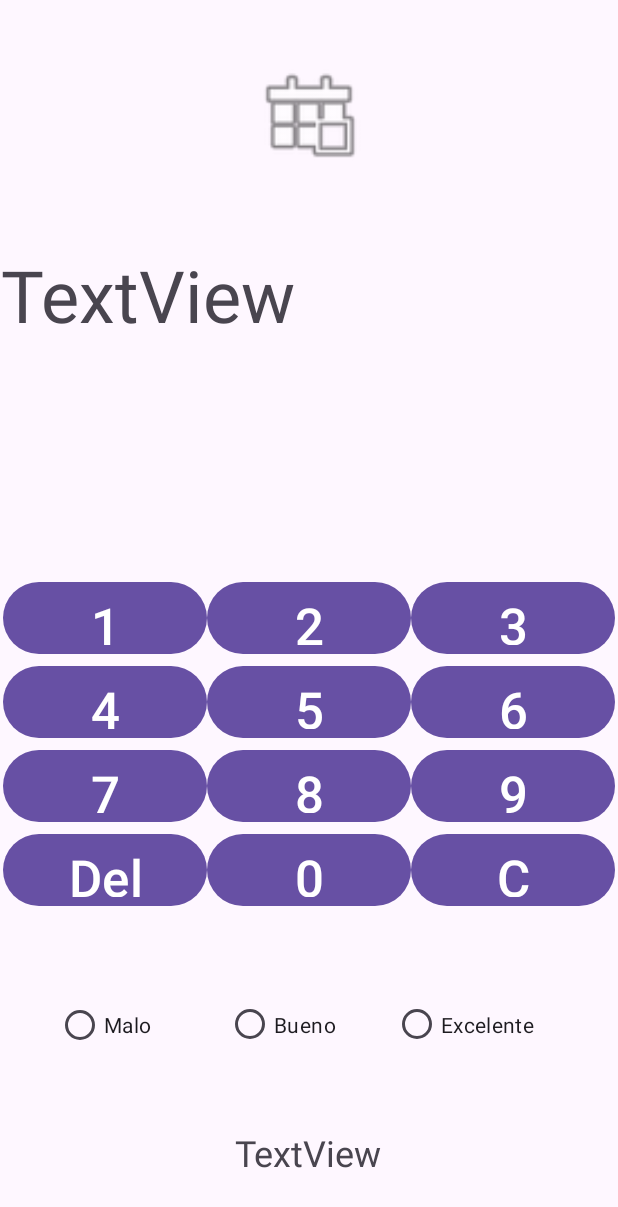
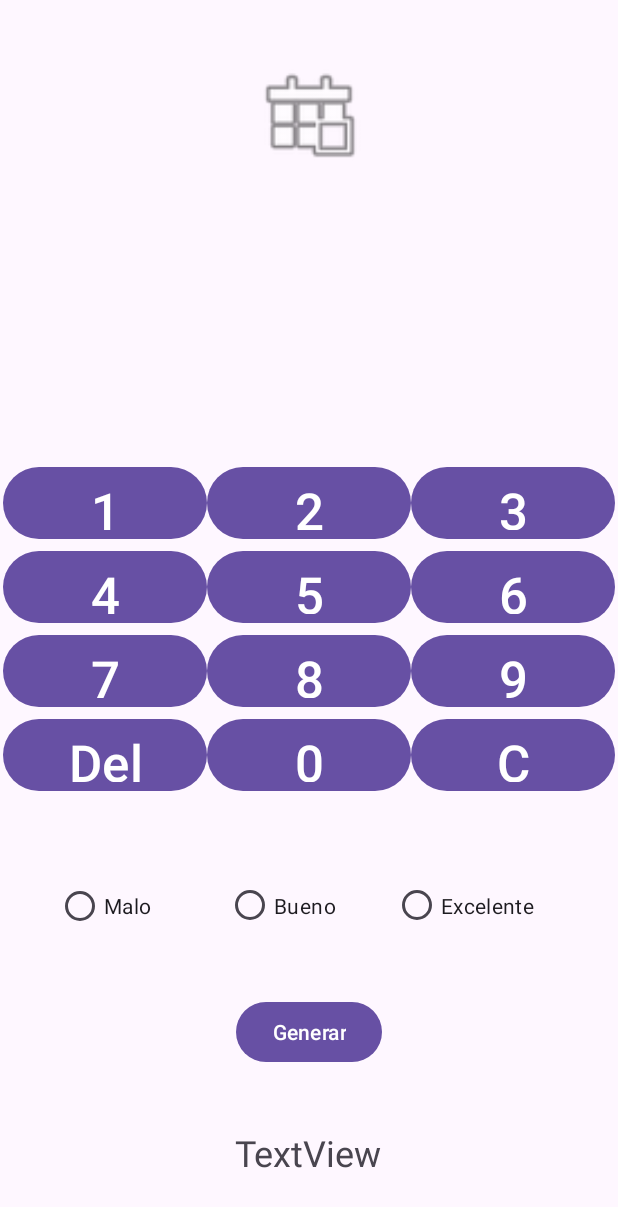
Before and after one commit to FAMT23/pmdm_2324, an Android app: the screen it shows after launch (f_calculaTron), on a phone screen of 412 x 824 dp. Shown: the top 1207 px of the screen. Run offline under Robolectric (Android 15) with nearby library versions, the phone set to English and light mode, and no system bars.

Commit message:
Propinatron_1

```diff
--- a/app/src/main/java/com/example/e_colortron/f_calculaTron.java
+++ b/app/src/main/java/com/example/e_colortron/f_calculaTron.java
@@ -3,15 +3,70 @@ package com.example.e_colortron;
 import androidx.appcompat.app.AppCompatActivity;
 
 import android.os.Bundle;
+import android.view.View;
 import android.widget.Button;
+import android.widget.RadioButton;
+import android.widget.TextView;
 
 public class f_calculaTron extends AppCompatActivity {
 
-    Button btn_0, btn_1, btn_2, btn_3, btn_4, btn_5,btn_6,btn_7, btn_8, btn_9, btn_del, btn_c;
+    View.OnClickListener controlador;
+    Button btn_0, btn_1, btn_2, btn_3, btn_4, btn_5,btn_6,btn_7, btn_8, btn_9, btn_del, btn_c, btn_generar;
+    TextView tv_output, tv_propina;
+    RadioButton rdbtn_malo,rdbtn_bueno,rdbtn_excelente;
 
     @Override
     protected void onCreate(Bundle savedInstanceState) {
         super.onCreate(savedInstanceState);
         setContentView(R.layout.activity_fcalcula_tron);
+
+        btn_0=findViewById(R.id.u1e3btCero);
+        btn_1=findViewById(R.id.u1e3btUno);
+        btn_2=findViewById(R.id.u1e3btDos);
+        btn_3=findViewById(R.id.u1e3btTres);
+        btn_4=findViewById(R.id.u1e3btCuatro);
+        btn_5=findViewById(R.id.u1e3btCinco);
+        btn_6=findViewById(R.id.u1e3btSeis);
+        btn_7=findViewById(R.id.u1e3btSiete);
+        btn_8=findViewById(R.id.u1e3btOcho);
+        btn_9=findViewById(R.id.u1e3btNueve);
+        btn_del=findViewById(R.id.u1e3btDel);
+        btn_c=findViewById(R.id.u1e3btClear);
+        btn_generar=findViewById(R.id.u1e3btnGenerar);
+        tv_output=findViewById(R.id.u1e3tvOutput);
+
+        //tv_output.setText("uno");
+        controlador =new View.OnClickListener() {
+            @Override
+            public void onClick(View view) {
+                Button bt=(Button) view;
+                tv_output.append(bt.getText().toString());
+            }
+        };
+
+        btn_0.setOnClickListener(controlador);
+        btn_1.setOnClickListener(controlador);
+        btn_2.setOnClickListener(controlador);
+        btn_3.setOnClickListener(controlador);
+        btn_4.setOnClickListener(controlador);
+        btn_5.setOnClickListener(controlador);
+        btn_6.setOnClickListener(controlador);
+        btn_7.setOnClickListener(controlador);
+        btn_8.setOnClickListener(controlador);
+        btn_9.setOnClickListener(controlador);
+        btn_del.setOnClickListener(controlador);
+        btn_c.setOnClickListener(controlador);
+
+
+        btn_generar.setOnClickListener(new View.OnClickListener() {
+            @Override
+            public void onClick(View view) {
+                tv_output.setText(btn_0.getText().toString());
+
+
+            }
+        });
+
+
     }
 }
--- a/app/src/main/res/layout/activity_fcalcula_tron.xml
+++ b/app/src/main/res/layout/activity_fcalcula_tron.xml
@@ -7,15 +7,60 @@
     tools:context=".f_calculaTron">
 
     <Button
-        android:id="@+id/u1e3btDos"
+        android:id="@+id/u1e3btOcho"
         android:layout_width="136dp"
         android:layout_height="56dp"
-        android:text="2"
+        android:text="8"
         android:textSize="34sp"
-        app:layout_constraintBottom_toBottomOf="parent"
-        app:layout_constraintEnd_toEndOf="parent"
-        app:layout_constraintStart_toStartOf="parent"
-        app:layout_constraintTop_toTopOf="parent"
+        app:layout_constraintEnd_toEndOf="@+id/u1e3btCinco"
+        app:layout_constraintHorizontal_bias="0.0"
+        app:layout_constraintStart_toStartOf="@+id/u1e3btCinco"
+        app:layout_constraintTop_toBottomOf="@+id/u1e3btCinco"
+        tools:ignore="MissingConstraints" />
+
+    <Button
+        android:id="@+id/u1e3btSiete"
+        android:layout_width="136dp"
+        android:layout_height="56dp"
+        android:text="7"
+        android:textSize="34sp"
+        app:layout_constraintBottom_toBottomOf="@+id/u1e3btOcho"
+        app:layout_constraintEnd_toStartOf="@+id/u1e3btOcho"
+        app:layout_constraintTop_toTopOf="@+id/u1e3btOcho"
+        tools:ignore="MissingConstraints" />
+
+    <Button
+        android:id="@+id/u1e3btDel"
+        android:layout_width="136dp"
+        android:layout_height="56dp"
+        android:text="Del"
+        android:textSize="34sp"
+        app:layout_constraintBottom_toBottomOf="@+id/u1e3btCero"
+        app:layout_constraintEnd_toStartOf="@+id/u1e3btCero"
+        app:layout_constraintTop_toTopOf="@+id/u1e3btCero"
+        app:layout_constraintVertical_bias="0.0"
+        tools:ignore="MissingConstraints" />
+
+    <Button
+        android:id="@+id/u1e3btCuatro"
+        android:layout_width="136dp"
+        android:layout_height="56dp"
+        android:text="4"
+        android:textSize="34sp"
+        app:layout_constraintBottom_toBottomOf="@+id/u1e3btCinco"
+        app:layout_constraintEnd_toStartOf="@+id/u1e3btCinco"
+        app:layout_constraintTop_toTopOf="@+id/u1e3btCinco"
+        tools:ignore="MissingConstraints" />
+
+    <RadioButton
+        android:id="@+id/u1e3rbtMalo"
+        android:layout_width="113dp"
+        android:layout_height="40dp"
+        android:text="Malo"
+        app:layout_constraintBottom_toBottomOf="@+id/u1e3rbtBueno"
+        app:layout_constraintEnd_toStartOf="@+id/u1e3rbtBueno"
+        app:layout_constraintTop_toTopOf="@+id/u1e3rbtBueno"
+        app:layout_constraintVertical_bias="0.0"
         tools:ignore="MissingConstraints" />
 
     <Button
@@ -25,8 +70,70 @@
         android:text="5"
         android:textSize="34sp"
         app:layout_constraintEnd_toEndOf="@+id/u1e3btDos"
+        app:layout_constraintHorizontal_bias="0.0"
         app:layout_constraintStart_toStartOf="@+id/u1e3btDos"
         app:layout_constraintTop_toBottomOf="@+id/u1e3btDos"
+        tools:ignore="MissingConstraints" />
+
+    <RadioButton
+        android:id="@+id/u1e3rbtExcelente"
+        android:layout_width="108dp"
+        android:layout_height="39dp"
+        android:text="Excelente"
+        app:layout_constraintBottom_toBottomOf="@+id/u1e3rbtBueno"
+        app:layout_constraintStart_toEndOf="@+id/u1e3rbtBueno"
+        app:layout_constraintTop_toTopOf="@+id/u1e3rbtBueno"
+        app:layout_constraintVertical_bias="1.0"
+        tools:ignore="MissingConstraints" />
+
+    <Button
+        android:id="@+id/u1e3btClear"
+        android:layout_width="136dp"
+        android:layout_height="56dp"
+        android:text="C"
+        android:textSize="34sp"
+        app:layout_constraintBottom_toBottomOf="@+id/u1e3btCero"
+        app:layout_constraintStart_toEndOf="@+id/u1e3btCero"
+        app:layout_constraintTop_toTopOf="@+id/u1e3btCero"
+        app:layout_constraintVertical_bias="0.0"
+        tools:ignore="MissingConstraints" />
+
+    <Button
+        android:id="@+id/u1e3btNueve"
+        android:layout_width="136dp"
+        android:layout_height="56dp"
+        android:text="9"
+        android:textSize="34sp"
+        app:layout_constraintBottom_toTopOf="@+id/u1e3btCero"
+        app:layout_constraintStart_toEndOf="@+id/u1e3btOcho"
+        app:layout_constraintTop_toBottomOf="@+id/u1e3btCinco"
+        app:layout_constraintVertical_bias="0.0"
+        tools:ignore="MissingConstraints" />
+
+    <Button
+        android:id="@+id/u1e3btDos"
+        android:layout_width="136dp"
+        android:layout_height="56dp"
+        android:text="2"
+        android:textSize="34sp"
+        app:layout_constraintBottom_toBottomOf="parent"
+        app:layout_constraintEnd_toEndOf="parent"
+        app:layout_constraintHorizontal_bias="0.501"
+        app:layout_constraintStart_toStartOf="parent"
+        app:layout_constraintTop_toTopOf="parent"
+        app:layout_constraintVertical_bias="0.4"
+        tools:ignore="MissingConstraints" />
+
+    <Button
+        android:id="@+id/u1e3btTres"
+        android:layout_width="136dp"
+        android:layout_height="56dp"
+        android:text="3"
+        android:textSize="34sp"
+        app:layout_constraintBottom_toBottomOf="@+id/u1e3btDos"
+        app:layout_constraintStart_toEndOf="@+id/u1e3btDos"
+        app:layout_constraintTop_toTopOf="@+id/u1e3btDos"
+        app:layout_constraintVertical_bias="0.0"
         tools:ignore="MissingConstraints" />
 
     <Button
@@ -50,27 +157,7 @@
         app:layout_constraintBottom_toBottomOf="@+id/u1e3btDos"
         app:layout_constraintEnd_toStartOf="@+id/u1e3btDos"
         app:layout_constraintTop_toTopOf="@+id/u1e3btDos"
-        tools:ignore="MissingConstraints" />
-
-    <Button
-        android:id="@+id/u1e3btTres"
-        android:layout_width="136dp"
-        android:layout_height="56dp"
-        android:text="3"
-        android:textSize="34sp"
-        app:layout_constraintBottom_toBottomOf="@+id/u1e3btDos"
-        app:layout_constraintStart_toEndOf="@+id/u1e3btDos"
-        app:layout_constraintTop_toTopOf="@+id/u1e3btDos"
-        tools:ignore="MissingConstraints" />
-
-    <Button
-        android:id="@+id/u1e3btCuatro"
-        android:layout_width="136dp"
-        android:layout_height="56dp"
-        android:text="4"
-        android:textSize="34sp"
-        app:layout_constraintBottom_toBottomOf="@+id/u1e3btCinco"
-        app:layout_constraintEnd_toStartOf="@+id/u1e3btCinco"
+        app:layout_constraintVertical_bias="0.0"
         tools:ignore="MissingConstraints" />
 
     <Button
@@ -82,74 +169,8 @@
         app:layout_constraintBottom_toBottomOf="@+id/u1e3btCinco"
         app:layout_constraintStart_toEndOf="@+id/u1e3btCinco"
         app:layout_constraintTop_toBottomOf="@+id/u1e3btDos"
-        tools:ignore="MissingConstraints" />
-
-    <Button
-        android:id="@+id/u1e3btSiete"
-        android:layout_width="136dp"
-        android:layout_height="56dp"
-        android:text="7"
-        android:textSize="34sp"
-        app:layout_constraintBottom_toTopOf="@+id/u1e3btCero"
-        app:layout_constraintEnd_toStartOf="@+id/u1e3btOcho"
-        tools:ignore="MissingConstraints" />
-
-    <Button
-        android:id="@+id/u1e3btNueve"
-        android:layout_width="136dp"
-        android:layout_height="56dp"
-        android:text="9"
-        android:textSize="34sp"
-        app:layout_constraintBottom_toTopOf="@+id/u1e3btCero"
-        app:layout_constraintStart_toEndOf="@+id/u1e3btOcho"
-        app:layout_constraintTop_toBottomOf="@+id/u1e3btCinco"
-        tools:ignore="MissingConstraints" />
-
-    <Button
-        android:id="@+id/u1e3btDel"
-        android:layout_width="136dp"
-        android:layout_height="56dp"
-        android:text="Del"
-        android:textSize="34sp"
-        app:layout_constraintBottom_toBottomOf="@+id/u1e3btCero"
-        app:layout_constraintEnd_toStartOf="@+id/u1e3btCero"
-        app:layout_constraintTop_toTopOf="@+id/u1e3btCero"
-        tools:ignore="MissingConstraints" />
-
-    <Button
-        android:id="@+id/u1e3btClear"
-        android:layout_width="136dp"
-        android:layout_height="56dp"
-        android:text="C"
-        android:textSize="34sp"
-        app:layout_constraintBottom_toBottomOf="@+id/u1e3btCero"
-        app:layout_constraintStart_toEndOf="@+id/u1e3btCero"
-        app:layout_constraintTop_toTopOf="@+id/u1e3btCero"
         app:layout_constraintVertical_bias="0.0"
         tools:ignore="MissingConstraints" />
-
-    <Button
-        android:id="@+id/u1e3btOcho"
-        android:layout_width="136dp"
-        android:layout_height="56dp"
-        android:text="8"
-        android:textSize="34sp"
-        app:layout_constraintEnd_toEndOf="@+id/u1e3btCinco"
-        app:layout_constraintHorizontal_bias="0.0"
-        app:layout_constraintStart_toStartOf="@+id/u1e3btCinco"
-        app:layout_constraintTop_toBottomOf="@+id/u1e3btCinco"
-        tools:ignore="MissingConstraints" />
-
-    <TextView
-        android:id="@+id/u1e3tvOutput"
-        android:layout_width="411dp"
-        android:layout_height="56dp"
-        android:text="TextView"
-        android:textSize="48sp"
-        app:layout_constraintBottom_toTopOf="@+id/u1e3btDos"
-        app:layout_constraintEnd_toEndOf="parent"
-        app:layout_constraintStart_toStartOf="parent"
-        app:layout_constraintTop_toTopOf="parent" />
 
     <RadioButton
         android:id="@+id/u1e3rbtBueno"
@@ -160,28 +181,18 @@
         app:layout_constraintEnd_toEndOf="parent"
         app:layout_constraintStart_toStartOf="parent"
         app:layout_constraintTop_toBottomOf="@+id/u1e3btCero"
-        app:layout_constraintVertical_bias="0.315"
+        app:layout_constraintVertical_bias="0.207"
         tools:ignore="MissingConstraints" />
 
-    <RadioButton
-        android:id="@+id/u1e3rbtMalo"
-        android:layout_width="113dp"
-        android:layout_height="40dp"
-        android:text="Malo"
-        app:layout_constraintBottom_toBottomOf="@+id/u1e3rbtBueno"
-        app:layout_constraintEnd_toStartOf="@+id/u1e3rbtBueno"
-        app:layout_constraintTop_toTopOf="@+id/u1e3rbtBueno"
-        tools:ignore="MissingConstraints" />
-
-    <RadioButton
-        android:id="@+id/u1e3rbtExcelente"
-        android:layout_width="108dp"
-        android:layout_height="39dp"
-        android:text="Excelente"
-        app:layout_constraintBottom_toBottomOf="@+id/u1e3rbtBueno"
-        app:layout_constraintStart_toEndOf="@+id/u1e3rbtBueno"
-        app:layout_constraintTop_toTopOf="@+id/u1e3rbtBueno"
-        tools:ignore="MissingConstraints" />
+    <TextView
+        android:id="@+id/u1e3tvOutput"
+        android:layout_width="371dp"
+        android:layout_height="55dp"
+        android:textSize="48sp"
+        app:layout_constraintBottom_toTopOf="@+id/u1e3btDos"
+        app:layout_constraintEnd_toEndOf="parent"
+        app:layout_constraintStart_toStartOf="parent"
+        app:layout_constraintTop_toTopOf="parent" />
 
     <ImageView
         android:id="@+id/imageView"
@@ -206,4 +217,14 @@
         app:layout_constraintHorizontal_bias="0.496"
         app:layout_constraintStart_toStartOf="parent" />
 
+    <Button
+        android:id="@+id/u1e3btnGenerar"
+        android:layout_width="wrap_content"
+        android:layout_height="wrap_content"
+        android:text="Generar"
+        app:layout_constraintBottom_toTopOf="@+id/u1e3tvPropina"
+        app:layout_constraintEnd_toEndOf="parent"
+        app:layout_constraintStart_toStartOf="parent"
+        app:layout_constraintTop_toBottomOf="@+id/u1e3rbtBueno" />
+
 </androidx.constraintlayout.widget.ConstraintLayout>
```
